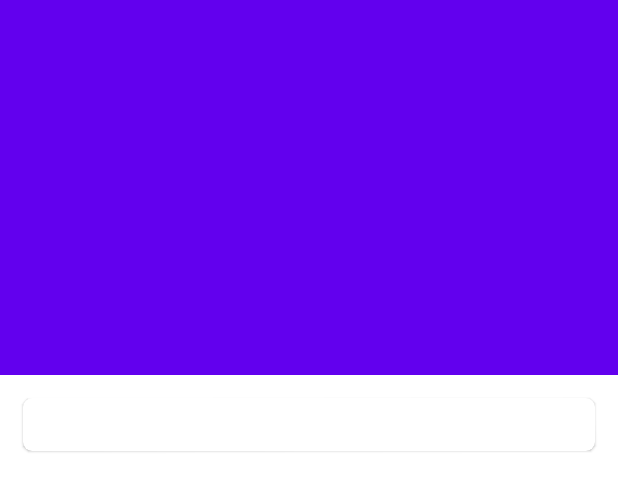
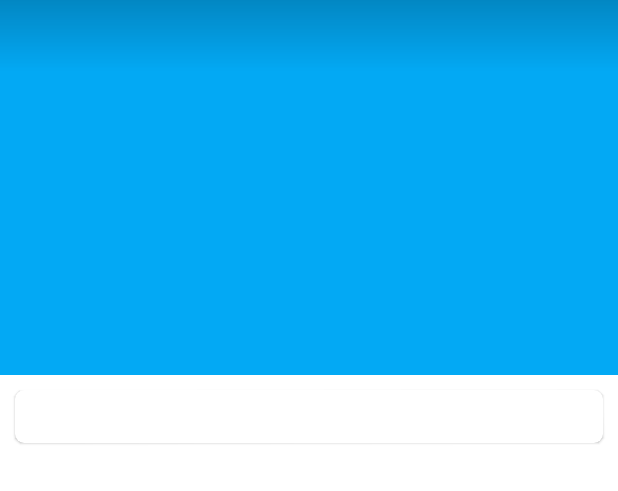
Before and after one commit to yztcit/PKot, an Android app: the layout activity_detail.xml on its own in the app's theme, with its tools: preview values and no code run, on a phone screen of 412 x 824 dp. Shown: the top 491 px of the screen. Run offline under Robolectric (Android 15) with nearby library versions, the phone set to English and light mode, and no system bars.

Commit message:
md day night theme

```diff
--- a/app/build.gradle
+++ b/app/build.gradle
@@ -66,7 +66,7 @@ dependencies {
     implementation 'com.scwang.smart:refresh-footer-classics:2.0.1'
 
     implementation 'com.blankj:utilcodex:1.31.0'
-    implementation 'com.github.xuexiangjys:XUI:1.1.8'
+    //implementation 'com.github.xuexiangjys:XUI:1.1.8'
     //glide
     implementation 'com.github.bumptech.glide:glide:4.12.0'
     //retrofit
--- a/app/src/main/AndroidManifest.xml
+++ b/app/src/main/AndroidManifest.xml
@@ -1,5 +1,6 @@
 <?xml version="1.0" encoding="utf-8"?>
 <manifest xmlns:android="http://schemas.android.com/apk/res/android"
+    xmlns:tools="http://schemas.android.com/tools"
     package="com.nttn.pkot">
 
     <uses-permission android:name="android.permission.INTERNET" />
@@ -12,7 +13,8 @@
         android:label="@string/app_name"
         android:roundIcon="@mipmap/ic_launcher_round"
         android:supportsRtl="true"
-        android:theme="@style/Theme.PKot">
+        android:theme="@style/Theme.PKot"
+        tools:targetApi="n">
         <activity android:name=".MainActivity">
             <intent-filter>
                 <action android:name="android.intent.action.MAIN" />
@@ -26,6 +28,7 @@
             android:launchMode="singleTask"/>
         <activity
             android:name=".view.DetailActivity"
+            android:theme="@style/DesignTranslucentActivity"
             android:launchMode="singleTop" />
     </application>
 
--- a/app/src/main/java/com/nttn/pkot/base/BaseVBActivity.kt
+++ b/app/src/main/java/com/nttn/pkot/base/BaseVBActivity.kt
@@ -1,6 +1,5 @@
 package com.nttn.pkot.base
 
-import android.graphics.Color
 import android.os.Build
 import android.os.Bundle
 import android.view.KeyEvent
@@ -18,7 +17,6 @@ import com.blankj.utilcode.util.ToastUtils
 import com.nttn.pkot.BaseMarkBinding
 import com.nttn.pkot.GlobalHelper
 import com.nttn.pkot.R
-import com.xuexiang.xui.utils.StatusBarUtils
 import kotlinx.coroutines.ExperimentalCoroutinesApi
 import java.lang.reflect.ParameterizedType
 import kotlin.system.exitProcess
@@ -30,8 +28,6 @@ abstract class BaseVBActivity<VB : ViewDataBinding, VM : BaseViewModel> : AppCom
 
     private var exitTime: Long = 0
     private lateinit var baseBinding: BaseMarkBinding
-
-    open fun configTranslucent(): Boolean = false
 
     @LayoutRes
     abstract fun getLayoutId(): Int
@@ -60,9 +56,6 @@ abstract class BaseVBActivity<VB : ViewDataBinding, VM : BaseViewModel> : AppCom
     @RequiresApi(Build.VERSION_CODES.LOLLIPOP)
     override fun onCreate(savedInstanceState: Bundle?) {
         super.onCreate(savedInstanceState)
-        if (configTranslucent()) {
-            StatusBarUtils.translucent(this)
-        }
         baseBinding = DataBindingUtil.setContentView(this, R.layout.layout_base_watermark)
         configViewModel()
 
--- a/app/src/main/java/com/nttn/pkot/view/DetailActivity.kt
+++ b/app/src/main/java/com/nttn/pkot/view/DetailActivity.kt
@@ -21,8 +21,6 @@ class DetailActivity : BaseVBActivity<DetailActBinding, BaseViewModel>() {
         }
     }
 
-    override fun configTranslucent() = true
-
     override fun getLayoutId() = R.layout.activity_detail
 
     override fun initView() {
@@ -32,7 +30,7 @@ class DetailActivity : BaseVBActivity<DetailActBinding, BaseViewModel>() {
         sampleData?.let {
             mBinding.collapseToolbar.title = it.name
             Glide.with(this).load(it.avatar).into(mBinding.image)
-            mBinding.content.text = it.content
+            mBinding.content.text = it.content?.repeat(10)
         }
     }
 
--- /dev/null
+++ b/app/src/main/res/drawable/shape_design_gradient.xml
@@ -0,0 +1,7 @@
+<?xml version="1.0" encoding="utf-8"?>
+<shape xmlns:android="http://schemas.android.com/apk/res/android">
+    <gradient
+        android:startColor="#33000000"
+        android:endColor="#00000000"
+        android:angle="270" />
+</shape>
--- a/app/src/main/res/layout/activity_detail.xml
+++ b/app/src/main/res/layout/activity_detail.xml
@@ -20,15 +20,25 @@
                 android:fitsSystemWindows="true"
                 android:layout_width="match_parent"
                 android:layout_height="match_parent"
+                android:theme="@style/DesignToolbarTheme"
                 app:contentScrim="?attr/colorPrimaryVariant"
-                app:layout_scrollFlags="scroll|exitUntilCollapsed">
+                app:statusBarScrim="?attr/colorPrimaryVariant"
+                app:layout_scrollFlags="scroll|exitUntilCollapsed|snap">
 
                 <ImageView
                     android:id="@+id/image"
                     android:scaleType="fitXY"
+                    android:fitsSystemWindows="true"
                     android:layout_width="match_parent"
                     android:layout_height="match_parent"
-                    app:layout_collapseMode="parallax" />
+                    app:layout_collapseMode="parallax"
+                    android:contentDescription="@string/md_sample" />
+
+                <View
+                    android:fitsSystemWindows="true"
+                    android:layout_width="match_parent"
+                    android:layout_height="48dp"
+                    android:background="@drawable/shape_design_gradient" />
 
                 <com.google.android.material.appbar.MaterialToolbar
                     android:id="@+id/toolbar"
@@ -50,7 +60,7 @@
                 <com.google.android.material.card.MaterialCardView
                     android:layout_width="match_parent"
                     android:layout_height="wrap_content"
-                    android:layout_margin="15dp"
+                    android:layout_margin="10dp"
                     app:cardCornerRadius="6dp">
 
                     <TextView
--- a/app/src/main/res/layout/activity_test_lifecycle.xml
+++ b/app/src/main/res/layout/activity_test_lifecycle.xml
@@ -16,6 +16,7 @@
             <com.google.android.material.appbar.MaterialToolbar
                 android:id="@+id/toolbar"
                 app:title="@string/md_sample"
+                android:theme="@style/DesignToolbarTheme"
                 android:background="?attr/colorPrimaryVariant"
                 android:layout_width="match_parent"
                 android:layout_height="?attr/actionBarSize"
--- a/app/src/main/res/layout/layout_base_watermark.xml
+++ b/app/src/main/res/layout/layout_base_watermark.xml
@@ -20,6 +20,7 @@
 
         <FrameLayout
             android:id="@+id/content_layout"
+            android:background="?attr/background"
             android:layout_width="match_parent"
             android:layout_height="match_parent" />
 
--- a/app/src/main/res/layout/layout_empty_data.xml
+++ b/app/src/main/res/layout/layout_empty_data.xml
@@ -7,7 +7,7 @@
     </data>
 
     <FrameLayout
-        android:background="?attr/colorPrimaryVariant"
+        android:background="?attr/background"
         android:layout_width="match_parent"
         android:layout_height="match_parent">
 
--- a/app/src/main/res/values-night/themes.xml
+++ b/app/src/main/res/values-night/themes.xml
@@ -2,8 +2,8 @@
     <!-- Base application theme. -->
     <style name="Theme.PKot" parent="Theme.MaterialComponents.DayNight.NoActionBar">
         <!-- Primary brand color. -->
-        <item name="colorPrimary">@color/purple_200</item>
-        <item name="colorPrimaryVariant">@color/transparent_dark</item>
+        <item name="colorPrimary">@color/status_dark</item>
+        <item name="colorPrimaryVariant">@color/status_dark</item>
         <item name="colorOnPrimary">@color/black</item>
         <!-- Secondary brand color. -->
         <item name="colorSecondary">@color/teal_200</item>
@@ -13,7 +13,14 @@
         <item name="android:statusBarColor" tools:targetApi="l">?attr/colorPrimaryVariant</item>
         <item name="android:windowIsTranslucent">true</item>
         <!-- Customize your theme here. -->
-        <item name="background">@color/transparent_dark</item>
+        <item name="background">@color/background_dark</item>
+        <item name="android:textColorPrimary">@color/white</item>
+    </style>
+
+    <style name="DesignTranslucentActivity" parent="Theme.PKot">
+        <item name="android:statusBarColor" tools:targetApi="l">@android:color/transparent</item>
+    </style>
+    <style name="DesignToolbarTheme" parent="Theme.PKot">
         <item name="android:textColorPrimary">@color/white</item>
     </style>
 </resources>
--- a/app/src/main/res/values/colors.xml
+++ b/app/src/main/res/values/colors.xml
@@ -7,7 +7,9 @@
     <color name="teal_700">#FF018786</color>
     <color name="black">#FF000000</color>
     <color name="white">#FFFFFFFF</color>
-    <color name="transparent_light">#66EEEEEE</color>
-    <color name="transparent_dark">#66444444</color>
+    <color name="background_dark">#88777777</color>
+    <color name="status_light">#FF03A9F4</color>
+    <color name="status_dark">#FF555555</color>
     <color name="color_EFEFF4">#EFEFF4</color>
+    <color name="color_blibli_pink">#FA7199</color>
 </resources>
--- a/app/src/main/res/values/themes.xml
+++ b/app/src/main/res/values/themes.xml
@@ -2,8 +2,8 @@
     <!-- Base application theme. -->
     <style name="Theme.PKot" parent="Theme.MaterialComponents.DayNight.NoActionBar">
         <!-- Primary brand color. -->
-        <item name="colorPrimary">@color/purple_500</item>
-        <item name="colorPrimaryVariant">@color/transparent_light</item>
+        <item name="colorPrimary">@color/status_light</item>
+        <item name="colorPrimaryVariant">@color/status_light</item>
         <item name="colorOnPrimary">@color/white</item>
         <!-- Secondary brand color. -->
         <item name="colorSecondary">@color/teal_200</item>
@@ -16,4 +16,12 @@
         <item name="background">@color/color_EFEFF4</item>
         <item name="android:textColorPrimary">@color/black</item>
     </style>
+
+    <style name="DesignTranslucentActivity" parent="Theme.PKot">
+        <item name="android:statusBarColor" tools:targetApi="l">@android:color/transparent</item>
+    </style>
+    <style name="DesignToolbarTheme" parent="Theme.PKot">
+        <item name="colorControlNormal">@color/white</item>
+        <item name="android:textColorPrimary">@color/white</item>
+    </style>
 </resources>
```
